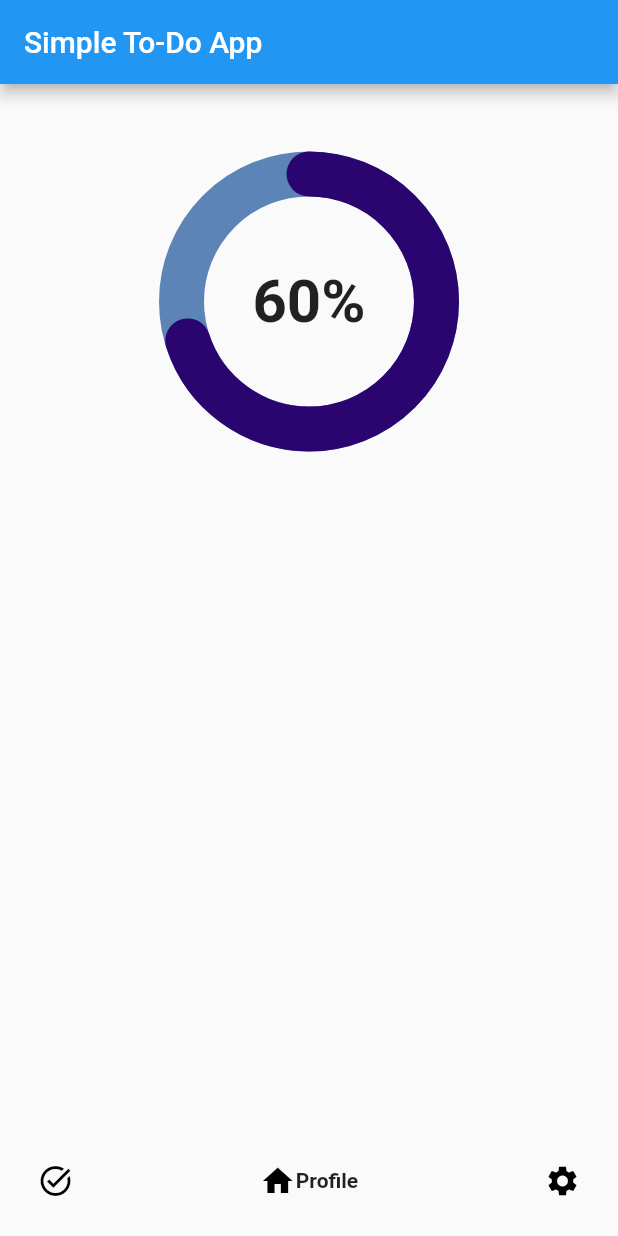
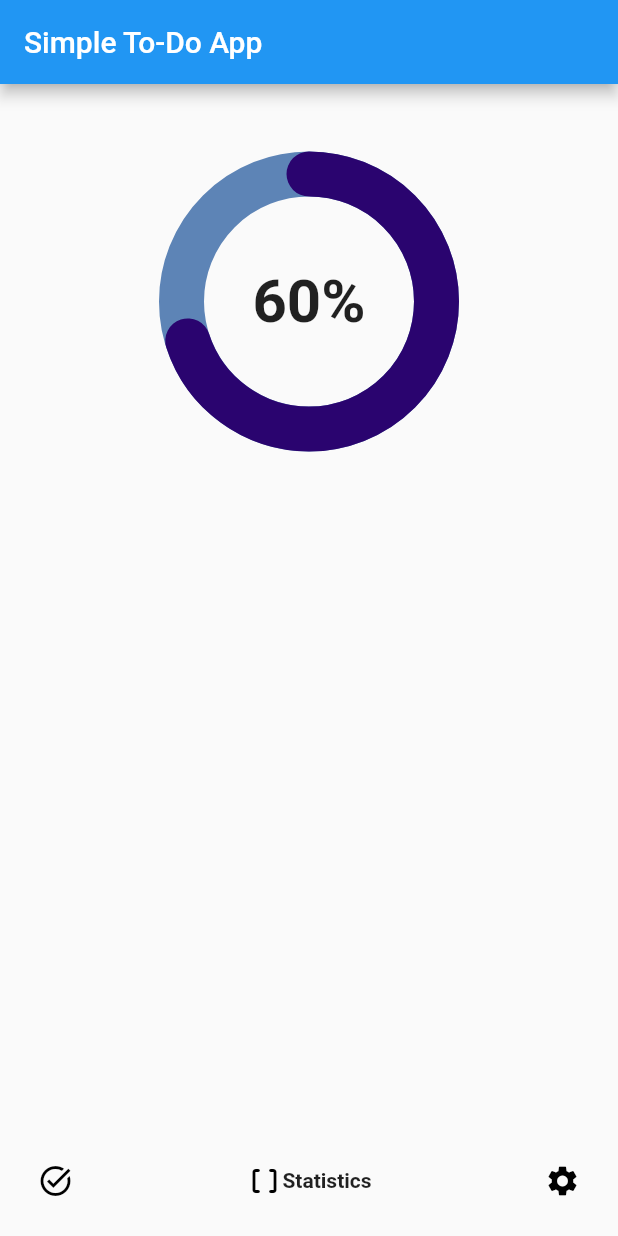
Before and after one commit to Itnihar2003/simple-todo, a Flutter app: the screen it shows after launch, item 2 of the bottom bar chosen, on a phone screen of 412 x 824 dp. Run offline on Flutter 3.47's test engine with Material 2 defaults, Android fonts, the phone set to English and light mode, and no system bars; drawn by our look-alikes of google_nav_bar, percent_indicator.

Commit message:
minor updates

```diff
--- a/lib/pages/base_scaffold.dart
+++ b/lib/pages/base_scaffold.dart
@@ -33,11 +33,11 @@ class _BaseScaffoldState extends State<BaseScaffold> {
         tabs: const [
           GButton(
             icon: Icons.task_alt,
-            text: 'Home',
+            text: 'Tasks',
           ),
           GButton(
-            icon: Icons.home,
-            text: 'Profile',
+            icon: Icons.data_array_rounded,
+            text: 'Statistics',
           ),
           GButton(
             icon: Icons.settings,
--- a/lib/pages/p01.dart
+++ b/lib/pages/p01.dart
@@ -8,6 +8,7 @@ class P01 extends StatefulWidget {
 }
 
 class _P01State extends State<P01> {
+  int myint = 9;
   @override
   Widget build(BuildContext context) {
     return Center(
```
